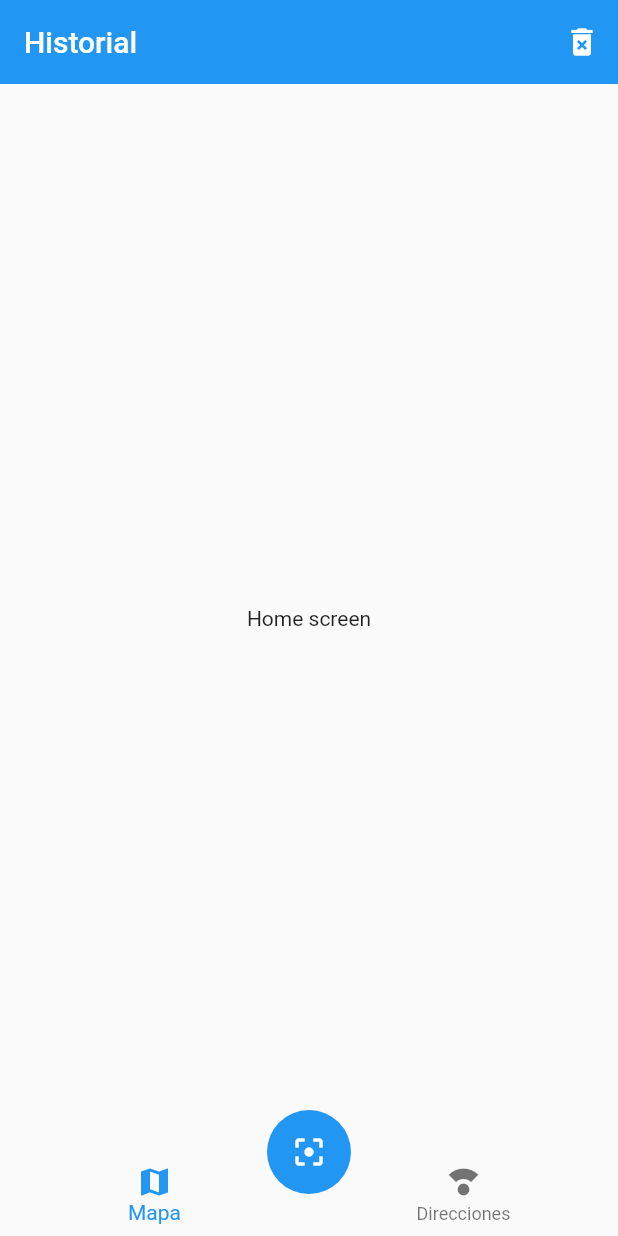
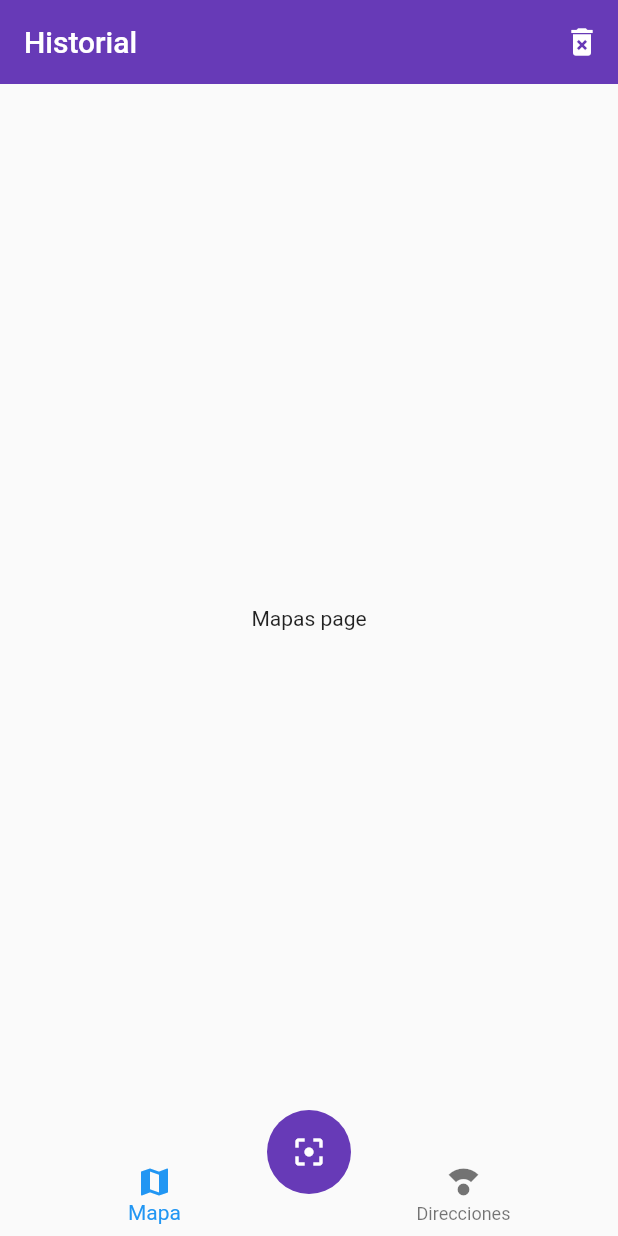
Before and after one commit to eddieHdz/qr_scanner, a Flutter app: the screen it shows after launch, on a phone screen of 412 x 824 dp. Run offline on Flutter 3.47's test engine with Material 2 defaults, Android fonts, the phone set to English and light mode, and no system bars.

Commit message:
feat: se dio funcionalidad al navigationbar usando provider

```diff
--- a/lib/main.dart
+++ b/lib/main.dart
@@ -1,4 +1,6 @@
 import 'package:flutter/material.dart';
+import 'package:provider/provider.dart';
+import 'package:qr_scanner/providers/ui_provider.dart';
 
 import 'screens/screens.dart';
 
@@ -7,13 +9,24 @@ void main() => runApp(MyApp());
 class MyApp extends StatelessWidget {
   @override
   Widget build(BuildContext context) {
-    return MaterialApp(
+    return MultiProvider(
+      providers: [
+        ChangeNotifierProvider(
+          create: (context) => UiProvider(),
+        )
+      ],
+      child: MaterialApp(
         debugShowCheckedModeBanner: false,
         initialRoute: 'home',
         routes: {
           'home': (context) => HomeScreen(),
           'mapa': (context) => MapaScreen()
         },
+        theme: ThemeData(
+            primaryColor: Colors.deepPurple,
+            floatingActionButtonTheme: FloatingActionButtonThemeData(
+                backgroundColor: Colors.deepPurple)),
+      ),
     );
   }
 }
--- /dev/null
+++ b/lib/providers/providers.dart
@@ -0,0 +1 @@
+export 'package:qr_scanner/providers/ui_provider.dart';
--- /dev/null
+++ b/lib/providers/ui_provider.dart
@@ -0,0 +1,14 @@
+import 'package:flutter/material.dart';
+
+class UiProvider extends ChangeNotifier {
+  int _selectedMenuOpt = 0;
+
+  int get selectedMenuOpt {
+    return _selectedMenuOpt;
+  }
+
+  set selectedMenuOpt(int i) {
+    _selectedMenuOpt = i;
+    notifyListeners();
+  }
+}
--- /dev/null
+++ b/lib/screens/direcciones_screen.dart
@@ -0,0 +1,12 @@
+import 'package:flutter/material.dart';
+
+class DireccionesScreen extends StatelessWidget {
+  const DireccionesScreen({Key? key}) : super(key: key);
+
+  @override
+  Widget build(BuildContext context) {
+    return Center(
+      child: Text('Direcciones page'),
+    );
+  }
+}
--- a/lib/screens/home_screen.dart
+++ b/lib/screens/home_screen.dart
@@ -1,4 +1,7 @@
 import 'package:flutter/material.dart';
+import 'package:provider/provider.dart';
+import 'package:qr_scanner/providers/providers.dart';
+import 'package:qr_scanner/screens/screens.dart';
 import 'package:qr_scanner/widgets/custom_navigatorbar.dart';
 import 'package:qr_scanner/widgets/scan_button.dart';
 
@@ -7,18 +10,33 @@ class HomeScreen extends StatelessWidget {
   Widget build(BuildContext context) {
     return Scaffold(
       appBar: AppBar(
+        backgroundColor: Colors.deepPurple,
         elevation: 0,
         title: Text('Historial'),
         actions: [
           IconButton(onPressed: () {}, icon: Icon(Icons.delete_forever))
         ],
       ),
-      body: Center(
-        child: Text('Home screen'),
-      ),
+      body: _HomeScreenBody(),
       bottomNavigationBar: CustomNavigationBar(),
       floatingActionButton: ScanButton(),
       floatingActionButtonLocation: FloatingActionButtonLocation.centerDocked,
     );
   }
 }
+
+class _HomeScreenBody extends StatelessWidget {
+  @override
+  Widget build(BuildContext context) {
+    final uiProvider = Provider.of<UiProvider>(context);
+    final currentIndex = uiProvider.selectedMenuOpt;
+    switch (currentIndex) {
+      case 0:
+        return MapasScreen();
+      case 1:
+        return DireccionesScreen();
+      default:
+        return MapasScreen();
+    }
+  }
+}
--- /dev/null
+++ b/lib/screens/mapas_screen.dart
@@ -0,0 +1,12 @@
+import 'package:flutter/material.dart';
+
+class MapasScreen extends StatelessWidget {
+  const MapasScreen({Key? key}) : super(key: key);
+
+  @override
+  Widget build(BuildContext context) {
+    return Center(
+      child: Text('Mapas page'),
+    );
+  }
+}
--- a/lib/screens/screens.dart
+++ b/lib/screens/screens.dart
@@ -1,2 +1,4 @@
 export 'package:qr_scanner/screens/home_screen.dart';
 export 'package:qr_scanner/screens/mapa_screen.dart';
+export 'package:qr_scanner/screens/mapas_screen.dart';
+export 'package:qr_scanner/screens/direcciones_screen.dart';
--- a/lib/widgets/custom_navigatorbar.dart
+++ b/lib/widgets/custom_navigatorbar.dart
@@ -1,14 +1,25 @@
 import 'package:flutter/material.dart';
+import 'package:provider/provider.dart';
+import 'package:qr_scanner/providers/providers.dart';
 
 class CustomNavigationBar extends StatelessWidget {
   const CustomNavigationBar({Key? key}) : super(key: key);
 
   @override
   Widget build(BuildContext context) {
-    return BottomNavigationBar(elevation: 0, currentIndex: 0, items: [
-      BottomNavigationBarItem(icon: Icon(Icons.map), label: 'Mapa'),
-      BottomNavigationBarItem(
-          icon: Icon(Icons.compass_calibration), label: 'Direcciones')
-    ]);
+    final uiProvider = Provider.of<UiProvider>(context);
+
+    final currentIndex = uiProvider.selectedMenuOpt;
+    return BottomNavigationBar(
+        onTap: (int i) {
+          uiProvider.selectedMenuOpt = i;
+        },
+        elevation: 0,
+        currentIndex: currentIndex,
+        items: [
+          BottomNavigationBarItem(icon: Icon(Icons.map), label: 'Mapa'),
+          BottomNavigationBarItem(
+              icon: Icon(Icons.compass_calibration), label: 'Direcciones')
+        ]);
   }
 }
--- a/pubspec.yaml
+++ b/pubspec.yaml
@@ -35,6 +35,7 @@ dependencies:
   # The following adds the Cupertino Icons font to your application.
   # Use with the CupertinoIcons class for iOS style icons.
   cupertino_icons: ^1.0.2
+  provider: ^6.0.5
 
 dev_dependencies:
   flutter_test:
```
Also changed, not shown: pubspec.lock. Lines whose indentation alone changed are shown as unchanged.
